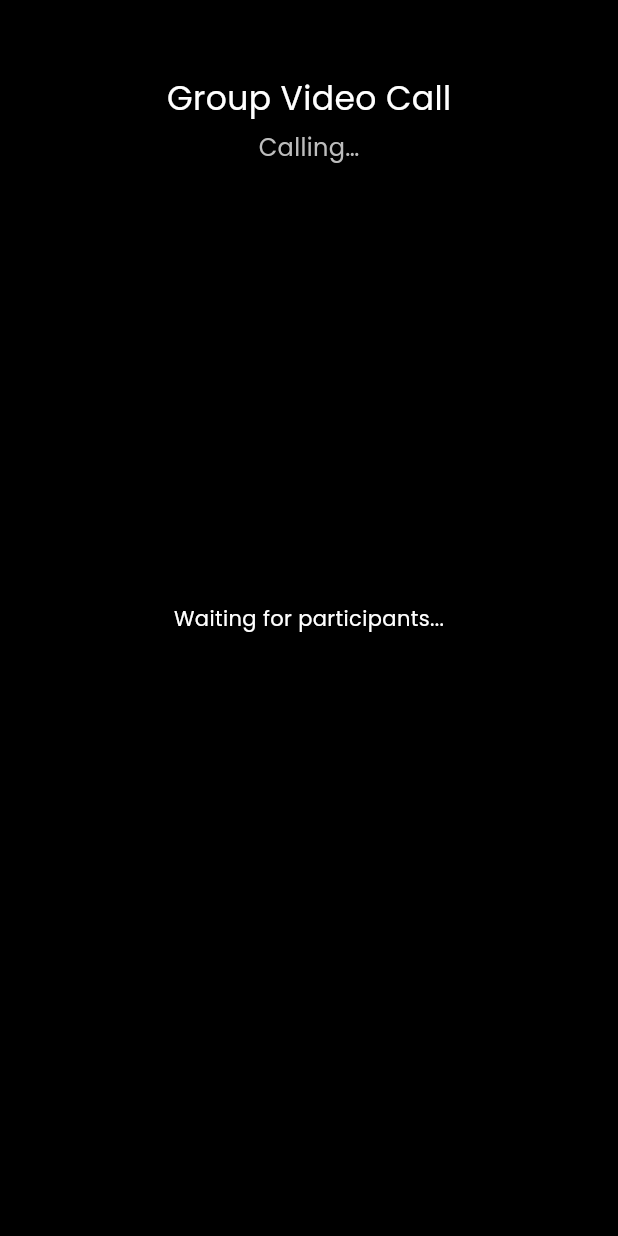
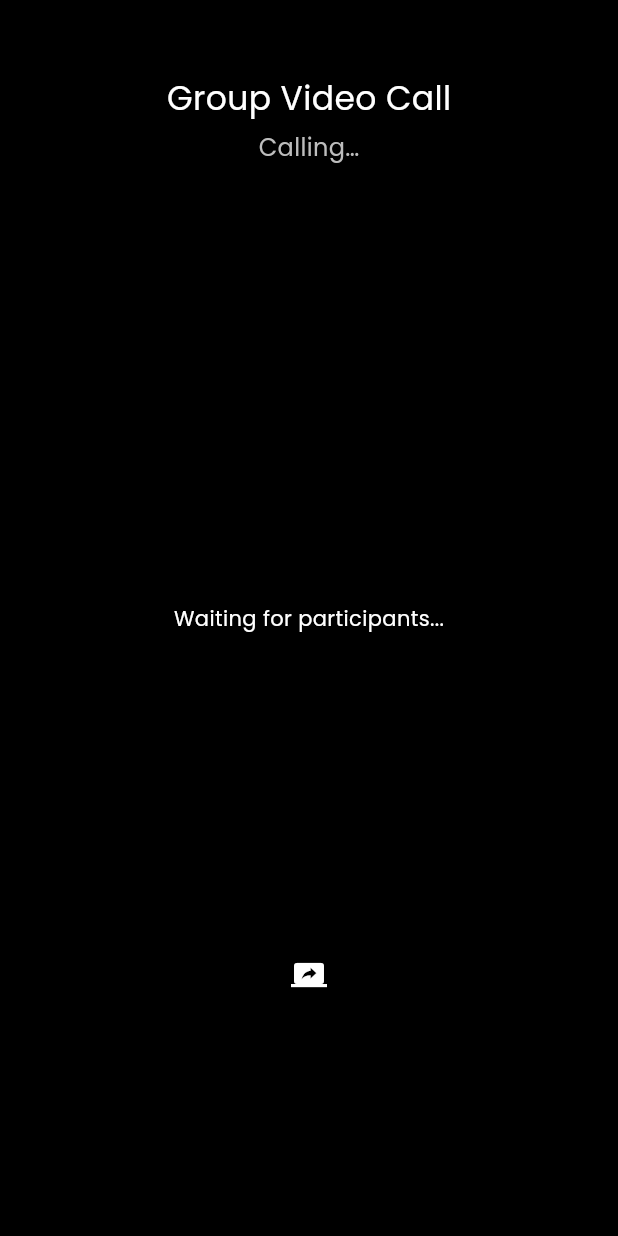
Before and after one commit to Ankit-GMT/chatify, a Flutter app: the GroupVideoCallScreen1 screen opened directly with empty values, on a phone screen of 412 x 824 dp. Run offline on Flutter 3.47's test engine with Material 3 defaults, Android fonts, the phone set to English and light mode, and no system bars; our stand-ins replace audio_video_progress_bar, cached_network_image, emoji_picker_flutter, file_picker, firebase_core, firebase_messaging and 19 more; missing offline and left inert: agora_rtc_engine, android_pip, flutter_callkit_incoming, image_editor_plus, image_gallery_saver_plus, media_scanner and 4 more; accounts and stored records are empty; network calls fail.

Commit message:
code updated

```diff
--- a/lib/Screens/group_video_screen1.dart
+++ b/lib/Screens/group_video_screen1.dart
@@ -126,8 +126,55 @@ class _GroupVideoCallScreen1State extends State<GroupVideoCallScreen1> with Widg
                       ),
                     ),
                   )),
+                Obx(() {
+                  if (c.isScreenSharing.value) {
+                    return Positioned.fill(
+                      child: Container(
+                        color: Colors.black.withOpacity(0.9),
+                        child: Column(
+                          mainAxisAlignment: MainAxisAlignment.center,
+                          children: [
+                            const Icon(Icons.cast_connected, size: 80, color: Colors.blue),
+                            const SizedBox(height: 20),
+                            const Text("You're sharing your screen",
+                                style: TextStyle(color: Colors.white, fontSize: 18, fontWeight: FontWeight.bold)),
+                            const SizedBox(height: 24),
+                            ElevatedButton(
+                              onPressed: () => c.stopScreenShare(),
+                              style: ElevatedButton.styleFrom(backgroundColor: Colors.red),
+                              child: const Text("Stop Sharing",style: TextStyle(color: Colors.white),),
+                            )
+                          ],
+                        ),
+                      ),
+                    );
+                  }
+                  return const SizedBox.shrink();
+                }),
 
                 !isPipMode.value ? _topBar(c): SizedBox.shrink(),
+                // Inside _bottomControls Row
+                Positioned(
+                  bottom: 150,
+                  left: 0,
+                  right: 0,
+                  child: SizedBox(
+                    width: Get.width*0.2,
+                    child: IconButton(
+                      icon: Icon(
+                        c.isScreenSharing.value ? Icons.stop_screen_share : Icons.screen_share,
+                        color: c.isScreenSharing.value ? Colors.blueAccent : Colors.white,
+                      ),
+                      onPressed: () {
+                        if (c.isScreenSharing.value) {
+                          c.stopScreenShare();
+                        } else {
+                          c.startScreenShare();
+                        }
+                      },
+                    ),
+                  ),
+                ),
                 !isPipMode.value ? _bottomControls(c): SizedBox.shrink(),
               ],
             ),
@@ -138,6 +185,8 @@ class _GroupVideoCallScreen1State extends State<GroupVideoCallScreen1> with Widg
   }
 
   Widget _localVideo(GroupVideoCallController c) {
+    return Obx(
+      () {
         if (c.isVideoOff.value) {
           return const Center(
             child: Icon(Icons.videocam_off, color: Colors.white),
@@ -148,6 +197,8 @@ class _GroupVideoCallScreen1State extends State<GroupVideoCallScreen1> with Widg
             rtcEngine: c.engine,
             canvas: const VideoCanvas(uid: 0),
           ),
+        );
+      },
     );
   }
 
@@ -173,7 +224,7 @@ class _GroupVideoCallScreen1State extends State<GroupVideoCallScreen1> with Widg
           : AgoraVideoView(
         controller: VideoViewController.remote(
           rtcEngine: c.engine,
-          canvas: VideoCanvas(uid: uid),
+          canvas: VideoCanvas(uid: uid, sourceType: VideoSourceType.videoSourceRemote),
           connection: RtcConnection(channelId: c.channelId),
         ),
       );
@@ -241,6 +292,7 @@ class _GroupVideoCallScreen1State extends State<GroupVideoCallScreen1> with Widg
       bottom: 40,
       left: 0,
       right: 0,
+      child: Center(
         child: Container(
           padding: const EdgeInsets.symmetric(horizontal: 20, vertical: 10),
           decoration: BoxDecoration(
@@ -248,7 +300,8 @@ class _GroupVideoCallScreen1State extends State<GroupVideoCallScreen1> with Widg
             borderRadius: BorderRadius.circular(40),
           ),
           child: Row(
-          mainAxisAlignment: MainAxisAlignment.center,
+            // mainAxisAlignment: MainAxisAlignment.center,
+            mainAxisSize: MainAxisSize.min,
             children: [
               IconButton(
                 icon: Icon(
@@ -275,6 +328,7 @@ class _GroupVideoCallScreen1State extends State<GroupVideoCallScreen1> with Widg
                 onPressed: c.toggleVideo,
               ),
             ],
+          ),
         ),
       ),
     ): c.callUIState.value == CallUIState.timeout ?
--- a/lib/constants/apis.dart
+++ b/lib/constants/apis.dart
@@ -1,5 +1,5 @@
 class APIs {
-  static const url = "http://192.168.1.10:8085";
+  static const url = "http://192.168.1.8:8085";
   // static const url = "https://6ed02c9e31e1.ngrok-free.app";
 }
 
--- a/lib/controllers/message_controller.dart
+++ b/lib/controllers/message_controller.dart
@@ -710,7 +710,7 @@ class MessageController extends GetxController {
         await scanFileToGallery(file.path);
 
         //for storing local
-        message.localPath = file.path;
+        message.localPath.value = file.path;
         await prefs.setString("msgFile_${message.id}", file.path);
 
         print("$type SEND SUCCESS: $data");
--- a/lib/models/chat_type.dart
+++ b/lib/models/chat_type.dart
@@ -77,6 +77,7 @@ class ChatType {
       });
     }
   }
+
 
   Map<String, dynamic> toJson() {
     final Map<String, dynamic> data = <String, dynamic>{};
--- a/lib/models/message.dart
+++ b/lib/models/message.dart
@@ -1,16 +1,18 @@
+import 'package:get/get.dart';
 
 class Message {
   final int id;
   final int roomId;
   final int senderId;
+
   final String senderFirstName;
   final String senderLastName;
   final String? senderProfileImageUrl;
 
   final String content;
-  final String type;
+  final String type; // TEXT, SYSTEM_BACKGROUND_CHANGE, etc.
 
-  // File fields (for IMAGE, VIDEO, AUDIO, DOCUMENT)
+  // File / Media
   final String? fileUrl;
   final String? fileName;
   final int? fileSize;
@@ -25,12 +27,30 @@ class Message {
   final bool edited;
   final DateTime? editedAt;
 
-  // ===== Local States (not coming from API) =====
-  String? localPath; // where file is stored locally
-  double downloadProgress; // 0 - 1 value
+  // Status reply
+  final bool isStatusReply;
+  final int? statusId;
+  final String? statusPreview;
 
-  bool get isDownloaded => localPath != null;
-  final String? dateLabel;
+  // Date grouping
+  final String? dateLabel; // "19/01/2026", "Today"
+
+  // Delivery / read
+  final RxBool isDelivered;
+  final RxBool isRead;
+  final Rx<DateTime?> deliveredAt;
+  final Rx<DateTime?> readAt;
+
+  final int totalRecipients;
+  final int deliveredCount;
+  final int readCount;
+  final dynamic readReceipts;
+
+  // Local only
+  final Rx<String?> localPath;
+  final RxDouble downloadProgress;
+
+  bool get isDownloaded => localPath.value != null;
 
   Message({
     required this.id,
@@ -41,84 +61,136 @@ class Message {
     required this.senderProfileImageUrl,
     required this.content,
     required this.type,
-    required this.sentAt,
-
     this.fileUrl,
     this.fileName,
     this.fileSize,
     this.fileMimeType,
     this.thumbnailUrl,
     this.duration,
-
+    required this.sentAt,
     required this.deleted,
     required this.edited,
     this.editedAt,
-
-    // default values
-    this.localPath,
-    this.downloadProgress = 0.0,
-    this.dateLabel = "",
-
-  });
+    required this.isStatusReply,
+    this.statusId,
+    this.statusPreview,
+    required this.dateLabel,
+    required bool isDelivered,
+    required bool isRead,
+    DateTime? deliveredAt,
+    DateTime? readAt,
+    required this.totalRecipients,
+    required this.deliveredCount,
+    required this.readCount,
+    this.readReceipts,
+    String? localPath,
+    double downloadProgress = 0.0,
+  })  : isDelivered = isDelivered.obs,
+        isRead = isRead.obs,
+        deliveredAt = deliveredAt.obs,
+        readAt = readAt.obs,
+        localPath = localPath.obs,
+        downloadProgress = downloadProgress.obs;
 
   factory Message.fromJson(Map<String, dynamic> json) {
     return Message(
       id: json['id'],
       roomId: json['roomId'],
       senderId: json['senderId'],
-
       senderFirstName: json['senderFirstName'] ?? "",
       senderLastName: json['senderLastName'] ?? "",
       senderProfileImageUrl: json['senderProfileImageUrl'],
-
       content: json['content'] ?? "",
       type: json['type'] ?? "TEXT",
-
-      // File fields
       fileUrl: json['fileUrl'],
       fileName: json['fileName'],
-      fileSize: json['fileSize'],
+      fileSize: (json['fileSize'] as num?)?.toInt(),
       fileMimeType: json['fileMimeType'],
       thumbnailUrl: json['thumbnailUrl'],
       duration: json['duration'],
-
       sentAt: DateTime.parse(json['sentAt']),
-
       deleted: json['deleted'] ?? false,
-      edited: json['edited'] ?? false,
-      editedAt: json['editedAt'] != null ? DateTime.parse(json['editedAt']) : null,
-      dateLabel: json['dateLabel'],
+      edited: json['edited'] == true,
+      editedAt:
+          json['editedAt'] != null ? DateTime.parse(json['editedAt']) : null,
+      isStatusReply: json['isStatusReply'] ?? false,
+      statusId: json['statusId'],
+      statusPreview: json['statusPreview'],
+      dateLabel: json['dateLabel'] ?? "",
+      deliveredAt: json['deliveredAt'] != null
+          ? DateTime.parse(json['deliveredAt'])
+          : null,
+      readAt: json['readAt'] != null ? DateTime.parse(json['readAt']) : null,
+      isDelivered: json['isDelivered'] ?? false,
+      isRead: json['isRead'] ?? false,
+      totalRecipients: json['totalRecipients'] ?? 0,
+      deliveredCount: json['deliveredCount'] ?? 0,
+      readCount: json['readCount'] ?? 0,
+      readReceipts: json['readReceipts'],
     );
   }
 }
-
-
-
-
-
-
 
 // class Message {
 //   final int id;
 //   final int roomId;
 //   final int senderId;
+//   final String senderFirstName;
+//   final String senderLastName;
+//   final String? senderProfileImageUrl;
+//
 //   final String content;
 //   final String type;
+//
+//   // File fields (for IMAGE, VIDEO, AUDIO, DOCUMENT)
+//   final String? fileUrl;
+//   final String? fileName;
+//   final int? fileSize;
+//   final String? fileMimeType;
+//   final String? thumbnailUrl;
+//   final int? duration;
+//
 //   final DateTime sentAt;
-//   final String senderFirstName;
-//   final String senderLastName;
-//   final String senderProfileImageUrl;
 //
-//    Message({
+//   // Message state
+//   final bool deleted;
+//   final bool edited;
+//   final DateTime? editedAt;
+//
+//   // ===== Local States (not coming from API) =====
+//   String? localPath; // where file is stored locally
+//   double downloadProgress; // 0 - 1 value
+//
+//   bool get isDownloaded => localPath != null;
+//   final String? dateLabel;
+//
+//   Message({
 //     required this.id,
 //     required this.roomId,
 //     required this.senderId,
+//     required this.senderFirstName,
+//     required this.senderLastName,
+//     required this.senderProfileImageUrl,
 //     required this.content,
 //     required this.type,
 //     required this.sentAt,
-//      required this.senderFirstName,
-//      required this.senderLastName,
-//      required this.senderProfileImageUrl,
+//
+//     this.fileUrl,
+//     this.fileName,
+//     this.fileSize,
+//     this.fileMimeType,
+//     this.thumbnailUrl,
+//     this.duration,
+//
+//     required this.deleted,
+//     required this.edited,
+//     this.editedAt,
+//
+//     // default values
+//     this.localPath,
+//     this.downloadProgress = 0.0,
+//     this.dateLabel = "",
+//
 //   });
 //
 //   factory Message.fromJson(Map<String, dynamic> json) {
@@ -126,13 +198,28 @@ class Message {
 //       id: json['id'],
 //       roomId: json['roomId'],
 //       senderId: json['senderId'],
-//       content: json['content'],
-//       type: json['type'],
-//       sentAt: DateTime.parse(json['sentAt']),
-//       senderFirstName: json['senderFirstName'],
-//       senderLastName: json['senderLastName'],
+//
+//       senderFirstName: json['senderFirstName'] ?? "",
+//       senderLastName: json['senderLastName'] ?? "",
 //       senderProfileImageUrl: json['senderProfileImageUrl'],
 //
+//       content: json['content'] ?? "",
+//       type: json['type'] ?? "TEXT",
+//
+//       // File fields
+//       fileUrl: json['fileUrl'],
+//       fileName: json['fileName'],
+//       fileSize: json['fileSize'],
+//       fileMimeType: json['fileMimeType'],
+//       thumbnailUrl: json['thumbnailUrl'],
+//       duration: json['duration'],
+//
+//       sentAt: DateTime.parse(json['sentAt']),
+//
+//       deleted: json['deleted'] ?? false,
+//       edited: json['edited'] ?? false,
+//       editedAt: json['editedAt'] != null ? DateTime.parse(json['editedAt']) : null,
+//       dateLabel: json['dateLabel'],
 //     );
 //   }
 // }
--- a/lib/widgets/chat_user_card.dart
+++ b/lib/widgets/chat_user_card.dart
@@ -105,7 +105,7 @@ class _ChatUserCardState extends State<ChatUserCard> {
         return Row(
           children: [
             widget.chatType?.lastSenderId == myId
-                ? const Icon(Icons.done_all_rounded, color: Colors.blue, size: 15)
+                ?  Icon(Icons.done_all_rounded, color:widget.chatType?.unreadCount.value == 0 ?  Colors.blue : Colors.grey, size: 15)
                 : const SizedBox.shrink(),
             const SizedBox(width: 5),
             SizedBox(
@@ -155,7 +155,7 @@ class _ChatUserCardState extends State<ChatUserCard> {
               mainAxisAlignment: MainAxisAlignment.center,
               crossAxisAlignment: CrossAxisAlignment.end,
               children: [
-                if (lastTime != '')
+                if (lastTime != null && lastTime.isNotEmpty)
                   Text(
                     TimeFormat.formatTime(lastTime),
                     style: GoogleFonts.poppins(fontSize: 11, color: Colors.grey),
```
Also changed, not shown: lib/Screens/chat_screen.dart (+20 -10 lines), lib/controllers/chat_screen_controller.dart (+35 -24 lines), lib/controllers/group_video_call_controller.dart (+56 -0 lines), lib/controllers/tabBar_controller.dart (+34 -28 lines), lib/services/presence_socket_service.dart (+167 -13 lines), lib/widgets/message_card.dart (+61 -54 lines). Lines whose indentation alone changed are shown as unchanged.
